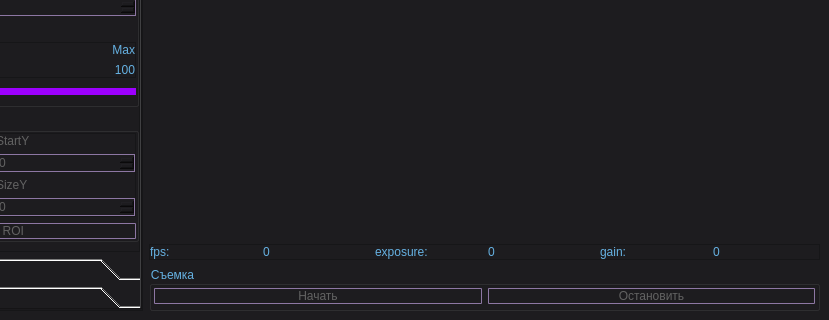
Above: project/mainwindow.ui from H4KC3R/AlgoDemon before the change; both pictures show x 157 to 986 and y 426 to 746 of the 986 by 746 pixel window. Below: the same form after it.
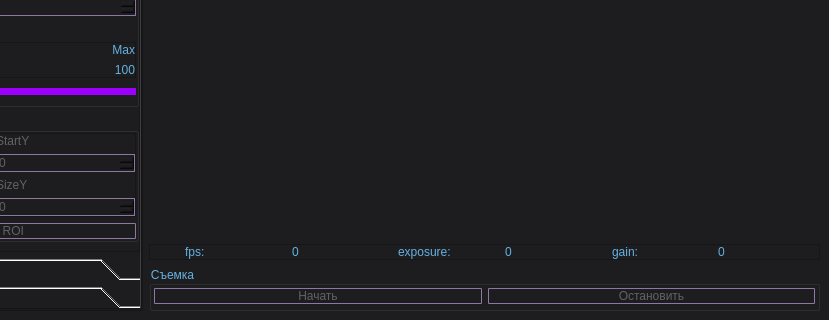
That is the form after the change. Icons and pictures are not drawn.

```diff
--- a/project/mainwindow.ui
+++ b/project/mainwindow.ui
@@ -1807,7 +1807,7 @@
          </property>
          <layout class="QHBoxLayout" name="horizontalLayout_8">
           <property name="leftMargin">
-           <number>0</number>
+           <number>35</number>
           </property>
           <property name="topMargin">
            <number>0</number>
```
